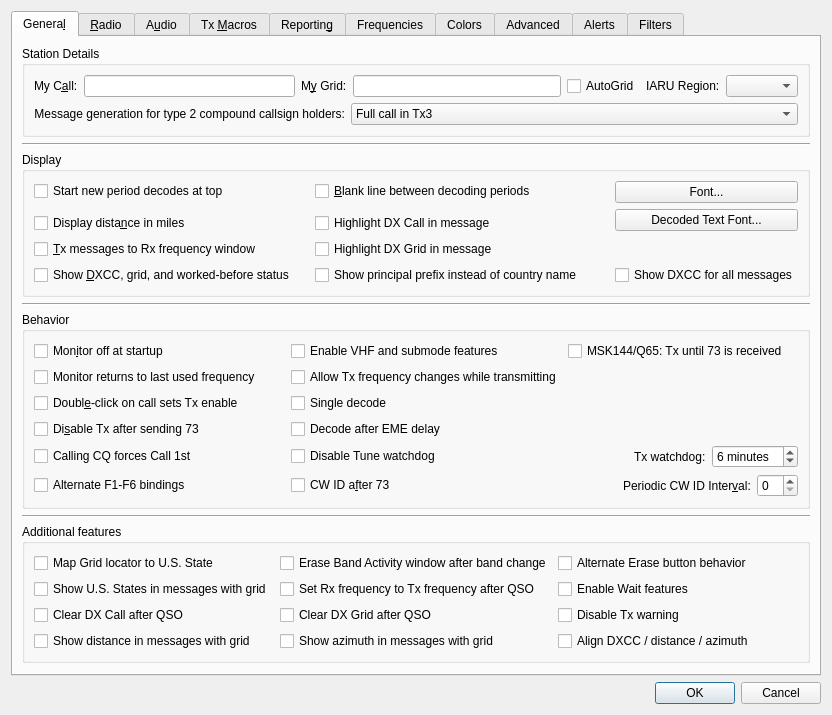
This is Configuration.ui in uaro-radio/wsjtx as Qt 5 draws it before an edit. The edited form follows.
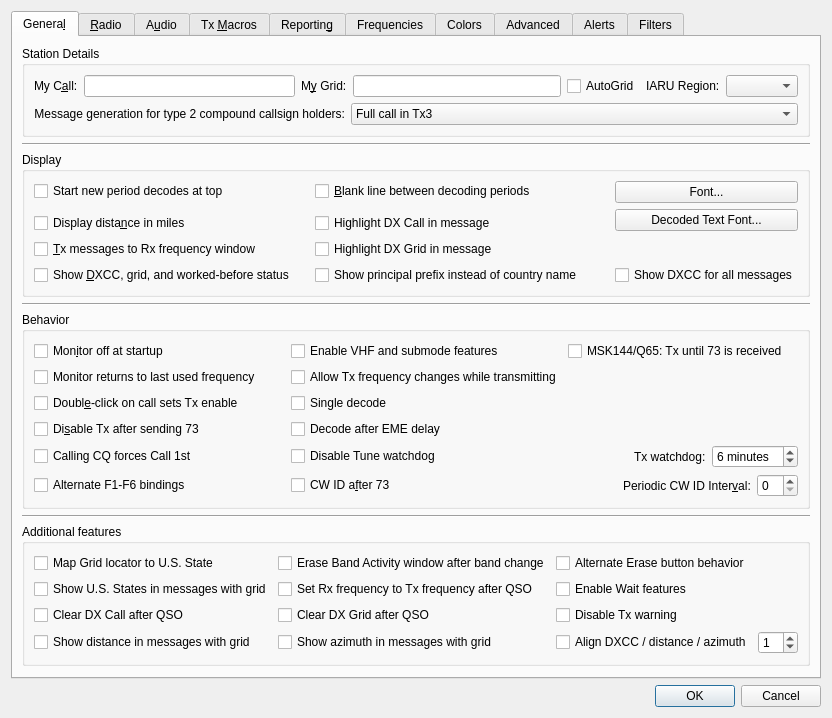
This is the edited form. Custom widgets are drawn as their Qt base class.

Patch:
```diff
--- a/Configuration.ui
+++ b/Configuration.ui
@@ -7,7 +7,7 @@
     <x>0</x>
     <y>0</y>
     <width>803</width>
-    <height>701</height>
+    <height>703</height>
    </rect>
   </property>
   <property name="windowTitle">
@@ -642,6 +642,22 @@
             </property>
            </widget>
           </item>
+          <item row="4" column="3">
+           <widget class="QSpinBox" name="align_spin_box">
+            <property name="toolTip">
+             <string>&lt;html&gt;&lt;head/&gt;&lt;body&gt;&lt;p&gt;Increase or decrease the space between massage text, DXCC and distance/azimuth.&lt;/p&gt;&lt;/body&gt;&lt;/html&gt;</string>
+            </property>
+            <property name="minimum">
+             <number>-2</number>
+            </property>
+            <property name="maximum">
+             <number>5</number>
+            </property>
+            <property name="value">
+             <number>1</number>
+            </property>
+           </widget>
+          </item>
          </layout>
         </widget>
        </item>
```
Left out of the diff: 78 changed lines with no effect on the pictures.
